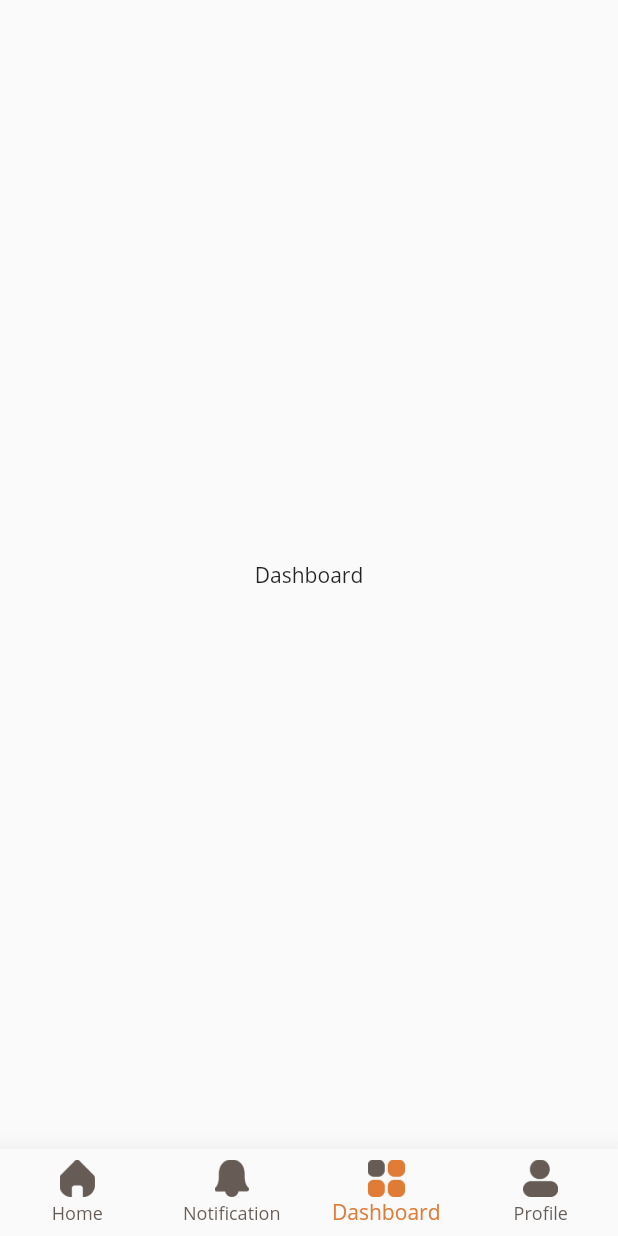
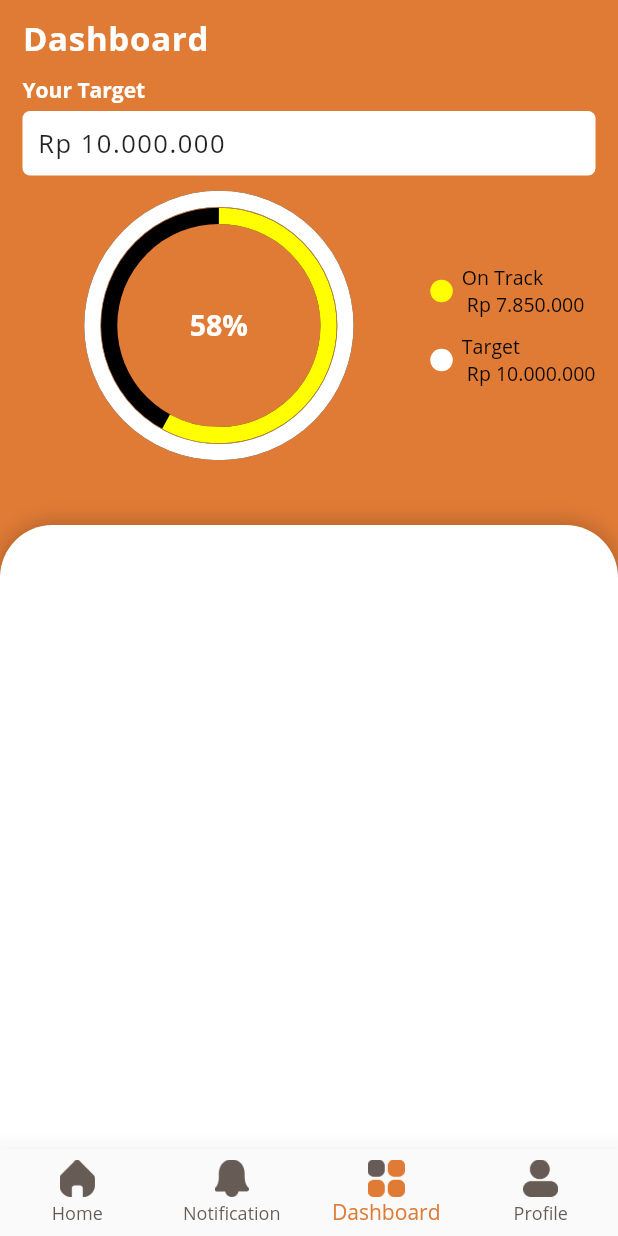
Before and after one commit to primajatnika271995/Hasjrat-Asistant, a Flutter app: the screen it shows after launch, item 3 of the bottom bar chosen, on a phone screen of 412 x 824 dp. Run offline on Flutter 3.47's test engine with Material 2 defaults, Android fonts, the phone set to English and light mode, and no system bars; our stand-ins replace carousel_slider, dio, dotted_border, flutter_masked_text, flutter_slidable, get_it and 7 more; missing offline and left inert: simple_logger; network calls fail.

Commit message:
Radial Chart Dashboard

```diff
--- /dev/null
+++ b/lib/src/models/example_radial_chart_model.dart
@@ -0,0 +1,24 @@
+import 'package:flutter/cupertino.dart';
+
+class ChartSampleData {
+  ChartSampleData({
+    this.x,
+    this.y,
+    this.xValue,
+    this.yValue,
+    this.yValue2,
+    this.yValue3,
+    this.pointColor,
+    this.size,
+    this.text,
+  });
+  final dynamic x;
+  final num y;
+  final dynamic xValue;
+  final num yValue;
+  final num yValue2;
+  final num yValue3;
+  final Color pointColor;
+  final num size;
+  final String text;
+}
--- a/lib/src/views/bottom_navigation.dart
+++ b/lib/src/views/bottom_navigation.dart
@@ -1,5 +1,6 @@
 import 'package:flutter/material.dart';
 import 'package:salles_tools/src/utils/hex_converter.dart';
+import 'package:salles_tools/src/views/dashboard_page/dashboard_screen.dart';
 import 'package:salles_tools/src/views/home_page/home_screen.dart';
 import 'package:salles_tools/src/views/profile_page/profile_screen.dart';
 
@@ -16,9 +17,7 @@ class _BottomNavigationDrawerState extends State<BottomNavigationDrawer> {
     Center(
       child: Text("Notification"),
     ),
-    Center(
-      child: Text("Dashboard"),
-    ),
+    DashboardScreen(),
     ProfileScreen(),
   ];
 
@@ -31,7 +30,10 @@ class _BottomNavigationDrawerState extends State<BottomNavigationDrawer> {
   @override
   Widget build(BuildContext context) {
     return Scaffold(
-      body: _widgetPages.elementAt(_selectedIndex),
+      body: IndexedStack(
+        index: _selectedIndex,
+        children: _widgetPages,
+      ),
       bottomNavigationBar: BottomNavigationBar(
         type: BottomNavigationBarType.fixed,
         items: <BottomNavigationBarItem> [
--- /dev/null
+++ b/lib/src/views/dashboard_page/dashboard_screen.dart
@@ -0,0 +1,95 @@
+import 'package:flutter/material.dart';
+import 'package:salles_tools/src/utils/hex_converter.dart';
+import 'package:salles_tools/src/utils/screen_size.dart';
+import 'package:salles_tools/src/views/dashboard_page/radial_chart.dart';
+
+class DashboardScreen extends StatefulWidget {
+  @override
+  _DashboardScreenState createState() => _DashboardScreenState();
+}
+
+class _DashboardScreenState extends State<DashboardScreen> {
+  @override
+  Widget build(BuildContext context) {
+    return Scaffold(
+      backgroundColor: HexColor('#E07B36'),
+      body: Column(
+        crossAxisAlignment: CrossAxisAlignment.start,
+        children: <Widget>[
+          Container(
+            height: 350,
+            color: HexColor('#E07B36'),
+            child: Column(
+              crossAxisAlignment: CrossAxisAlignment.start,
+              children: <Widget>[
+                Padding(
+                  padding: EdgeInsets.only(
+                    top: paddingTop(context) + 10,
+                    left: 15,
+                    right: 15,
+                  ),
+                  child: Text(
+                    "Dashboard",
+                    style: TextStyle(
+                      color: Colors.white,
+                      fontSize: 22,
+                      fontWeight: FontWeight.w700,
+                      letterSpacing: 0.5,
+                    ),
+                  ),
+                ),
+                Padding(
+                  padding: const EdgeInsets.only(left: 15, top: 10),
+                  child: Text(
+                    "Your Target",
+                    style: TextStyle(
+                      color: Colors.white,
+                      fontSize: 14,
+                      fontWeight: FontWeight.w700,
+                    ),
+                  ),
+                ),
+                Padding(
+                  padding: const EdgeInsets.only(left: 15, right: 15, top: 5),
+                  child: Container(
+                    width: screenWidth(context),
+                    decoration: BoxDecoration(
+                      color: Colors.white,
+                      borderRadius: BorderRadius.circular(5),
+                    ),
+                    child: Padding(
+                      padding: const EdgeInsets.symmetric(
+                          vertical: 10, horizontal: 10),
+                      child: Text(
+                        "Rp 10.000.000",
+                        style: TextStyle(
+                          fontSize: 17,
+                          letterSpacing: 1.0,
+                        ),
+                      ),
+                    ),
+                  ),
+                ),
+                RadialChartView(),
+              ],
+            ),
+          ),
+          Expanded(
+            child: Container(
+              decoration: BoxDecoration(
+                color: Colors.white,
+                borderRadius: BorderRadius.only(
+                  topLeft: Radius.circular(35),
+                  topRight: Radius.circular(35),
+                ),
+                boxShadow: [
+                  BoxShadow(blurRadius: 13.0, color: Colors.black26),
+                ],
+              ),
+            ),
+          ),
+        ],
+      ),
+    );
+  }
+}
--- /dev/null
+++ b/lib/src/views/dashboard_page/radial_chart.dart
@@ -0,0 +1,85 @@
+import 'package:flutter/material.dart';
+import 'package:salles_tools/src/models/example_radial_chart_model.dart';
+import 'package:syncfusion_flutter_charts/charts.dart';
+
+class RadialChartView extends StatefulWidget {
+  @override
+  _RadialChartViewState createState() => _RadialChartViewState();
+}
+
+class _RadialChartViewState extends State<RadialChartView> {
+  List<RadialBarSeries<ChartSampleData, String>> getData() {
+    final List<ChartSampleData> chartData = <ChartSampleData>[
+      ChartSampleData(
+        x: 'On Track \n Rp 7.850.000',
+        y: 58,
+        text: 'On Track',
+        xValue: null,
+        pointColor: Colors.yellowAccent,
+      ),
+      ChartSampleData(
+        x: 'Target \n Rp 10.000.000',
+        y: 100,
+        text: 'Target',
+        xValue: null,
+        pointColor: Colors.white,
+      ),
+    ];
+
+    final List<RadialBarSeries<ChartSampleData, String>> list =
+        <RadialBarSeries<ChartSampleData, String>>[
+      RadialBarSeries<ChartSampleData, String>(
+          pointRadiusMapper: (ChartSampleData data, _) => data.xValue,
+          maximumValue: 100,
+          animationDuration: 0,
+          legendIconType: LegendIconType.rectangle,
+          radius: '100%',
+          trackColor: Colors.transparent,
+          innerRadius: '75%',
+          gap: '2%',
+          dataSource: chartData,
+          cornerStyle: CornerStyle.bothFlat,
+          xValueMapper: (ChartSampleData data, _) => data.x,
+          yValueMapper: (ChartSampleData data, _) => data.y,
+          pointColorMapper: (ChartSampleData data, _) => data.pointColor,
+          dataLabelMapper: (ChartSampleData data, _) => data.text,
+          dataLabelSettings: DataLabelSettings(isVisible: false))
+    ];
+    return list;
+  }
+
+  @override
+  Widget build(BuildContext context) {
+    return Container(
+      height: 200,
+      child: SfCircularChart(
+        annotations: <CircularChartAnnotation>[
+          CircularChartAnnotation(
+            angle: 0,
+            radius: '0%',
+            widget: Text(
+              "58%",
+              style: TextStyle(
+                color: Colors.white,
+                fontSize: 19,
+                fontWeight: FontWeight.w700
+              ),
+            ),
+          ),
+        ],
+        legend: Legend(
+          isVisible: true,
+          iconHeight: 15,
+          iconWidth: 15,
+          textStyle: ChartTextStyle(
+            color: Colors.white,
+          ),
+          isResponsive: true,
+          overflowMode: LegendItemOverflowMode.wrap,
+        ),
+        tooltipBehavior: TooltipBehavior(enable: true, format: 'point.x'),
+        series: getData(),
+      ),
+    );
+  }
+}
--- a/pubspec.yaml
+++ b/pubspec.yaml
@@ -63,6 +63,9 @@ dependencies:
 
   # A carousel slider widget, support infinite scroll and custom child widget
   carousel_slider: ^1.4.1
+
+  # Syncfusion Flutter Charts is a data visualization library written natively in Dart
+  syncfusion_flutter_charts: ^17.4.50
 
   # Lets you place headers on scrollable content that will stick to the top of the
   # container whilst the content is scrolled.
```
Also changed, not shown: pubspec.lock.
